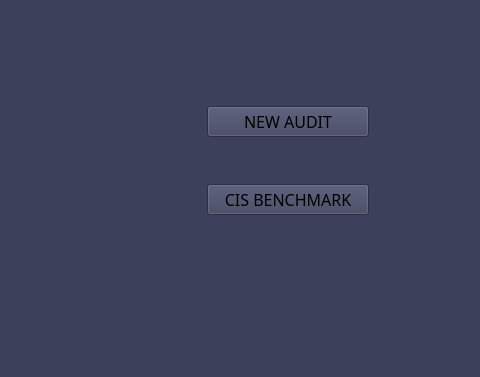
Qt form start_page.ui (h4636oh/EasyAudit_QT) before a commit; both pictures show x 273 to 753 and y 286 to 663 of the 753 by 663 pixel window.
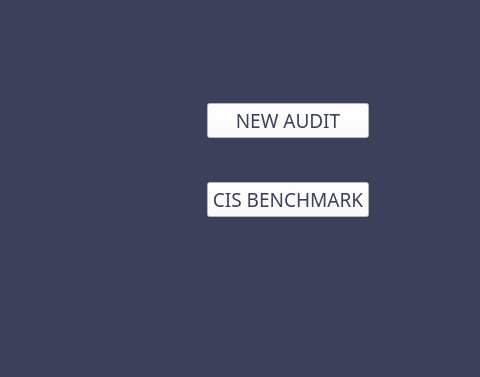
The same form after that commit. Icons and pictures are not drawn.

```diff
--- a/start_page.ui
+++ b/start_page.ui
@@ -11,7 +11,7 @@
    </rect>
   </property>
   <property name="sizePolicy">
-   <sizepolicy hsizetype="Fixed" vsizetype="Fixed">
+   <sizepolicy hsizetype="Preferred" vsizetype="Preferred">
     <horstretch>0</horstretch>
     <verstretch>0</verstretch>
    </sizepolicy>
@@ -244,6 +244,16 @@
        </property>
        <item>
         <widget class="QPushButton" name="new_audit_btn">
+         <property name="font">
+          <font>
+           <family>DM Mono Medium</family>
+           <pointsize>14</pointsize>
+          </font>
+         </property>
+         <property name="styleSheet">
+          <string notr="true">background-color: rgb(255, 255, 255);
+color: rgb(61, 64, 91);</string>
+         </property>
          <property name="text">
           <string>NEW AUDIT</string>
          </property>
@@ -251,6 +261,16 @@
        </item>
        <item>
         <widget class="QPushButton" name="cis_benchmark_btn">
+         <property name="font">
+          <font>
+           <family>DM Mono Medium</family>
+           <pointsize>14</pointsize>
+          </font>
+         </property>
+         <property name="styleSheet">
+          <string notr="true">background-color: rgb(255, 255, 255);
+color: rgb(61, 64, 91);</string>
+         </property>
          <property name="text">
           <string>CIS BENCHMARK</string>
          </property>
```
